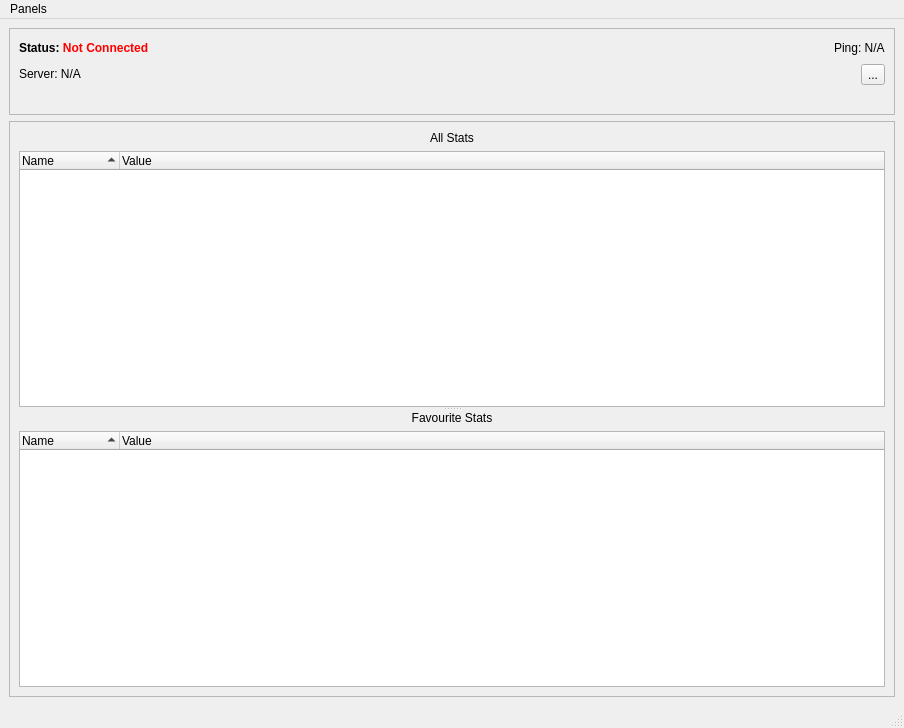
Old version of the form Projects/Inspector/MainWindow.ui in the repository ezEngine/ezEngine.
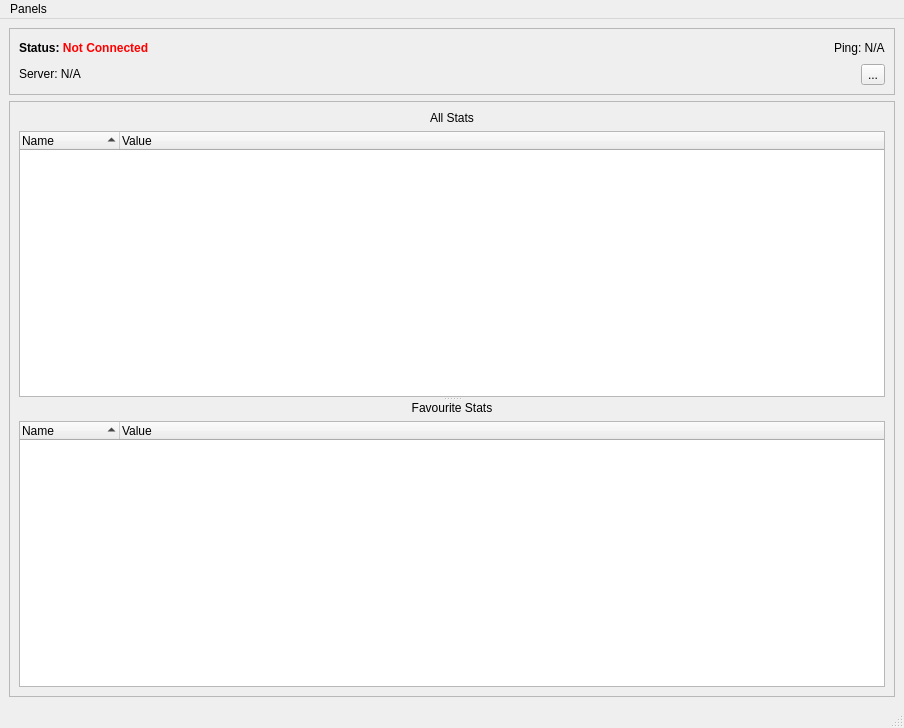
New version of the form. Icons and pictures are not drawn.

Patch:
```diff
--- a/Projects/Inspector/MainWindow.ui
+++ b/Projects/Inspector/MainWindow.ui
@@ -92,13 +92,6 @@
          </item>
         </layout>
        </item>
-       <item>
-        <widget class="QLabel" name="LabelAppName">
-         <property name="text">
-          <string/>
-         </property>
-        </widget>
-       </item>
       </layout>
      </widget>
     </item>
```
